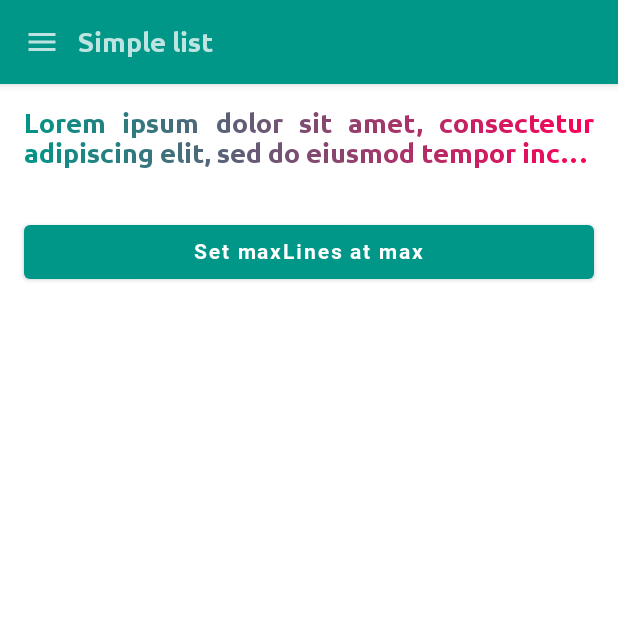
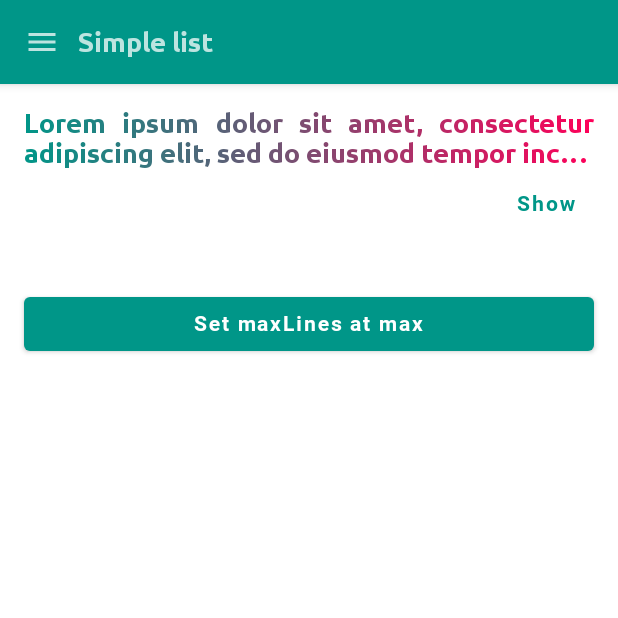
Before and after one commit to leseguin/ComposeSandBox, an Android app built with Jetpack Compose: the TextScreen screen opened through its navigation route, after a tap on "Set maxLines at 2", on a phone screen of 412 x 824 dp, the top half of it. Run offline under Robolectric (Android 15) with nearby library versions, the phone set to English and light mode, and no system bars.

Commit message:
DB-dev: Adding onTextLayout to test if the text have an overflow

```diff
--- a/app/src/main/java/fr/leane/seguin/composesandbox/ui/text/Text.kt
+++ b/app/src/main/java/fr/leane/seguin/composesandbox/ui/text/Text.kt
@@ -11,7 +11,9 @@ import androidx.compose.foundation.rememberScrollState
 import androidx.compose.foundation.verticalScroll
 import androidx.compose.material.Button
 import androidx.compose.material.Text
+import androidx.compose.material.TextButton
 import androidx.compose.runtime.*
+import androidx.compose.ui.Alignment
 import androidx.compose.ui.Modifier
 import androidx.compose.ui.graphics.Brush
 import androidx.compose.ui.res.stringResource
@@ -24,7 +26,11 @@ import fr.leane.seguin.composesandbox.R
 import fr.leane.seguin.composesandbox.ui.theme.ComposeSandBoxTheme
 
 /**
+ * Animation in compose
  * https://www.youtube.com/watch?v=0mfCbXrYBPE&list=PLWz5rJ2EKKc_L3n1j4ajHjJ6QccFUvW1u&index=7
+ *
+ * Styling text in Compose
+ * https://www.youtube.com/watch?v=_qls2CEAbxI&list=PLWz5rJ2EKKc_L3n1j4ajHjJ6QccFUvW1u&index=8
  */
 @OptIn(ExperimentalTextApi::class)
 @Composable
@@ -40,11 +46,7 @@ fun TextScreen() {
             .fillMaxSize()
             .verticalScroll(rememberScrollState())
     ) {
-        Text(
-            text = stringResource(id = R.string.lorem_ipsum),
-            style = ComposeSandBoxTheme.typography.h1.copy(
-                brush = Brush.horizontalGradient(gradient)
-            ),
+        Column(
             modifier = Modifier
                 //Add bouncing event
                 .animateContentSize(
@@ -54,10 +56,26 @@ fun TextScreen() {
                     )
                 )
                 .padding(16.dp),
-            textAlign = TextAlign.Justify,
-            overflow = TextOverflow.Ellipsis,
-            maxLines = if (isTwoLine) 2 else Int.MAX_VALUE
-        )
+            horizontalAlignment = Alignment.End
+        ) {
+            Text(
+                text = stringResource(id = R.string.lorem_ipsum),
+                style = ComposeSandBoxTheme.typography.h1.copy(
+                    brush = Brush.horizontalGradient(gradient)
+                ),
+                textAlign = TextAlign.Justify,
+                overflow = TextOverflow.Ellipsis,
+                maxLines = if (isTwoLine) 2 else Int.MAX_VALUE,
+                onTextLayout = {
+                    if (it.hasVisualOverflow) {
+                        isTwoLine = true
+                    }
+                }
+            )
+            TextButton(onClick = { isTwoLine = !isTwoLine }) {
+                Text(text = stringResource(id = if (isTwoLine) R.string.show else R.string.hide))
+            }
+        }
 
         Button(
             onClick = { isTwoLine = !isTwoLine },
--- a/app/src/main/res/values/strings.xml
+++ b/app/src/main/res/values/strings.xml
@@ -12,4 +12,6 @@
     <string name="lorem_ipsum">Lorem ipsum dolor sit amet, consectetur adipiscing elit, sed do eiusmod tempor incididunt ut labore et dolore magna aliqua. Ut enim ad minim veniam, quis nostrud exercitation ullamco laboris nisi ut aliquip ex ea commodo consequat. Duis aute irure dolor in reprehenderit in voluptate velit esse cillum dolore eu fugiat nulla pariatur. Excepteur sint occaecat cupidatat non proident, sunt in culpa qui officia deserunt mollit anim id est laborum.</string>
     <string name="set_max_line_2">Set maxLines at 2</string>
     <string name="set_max_line_undefined">Set maxLines at max</string>
+    <string name="show">Show</string>
+    <string name="hide">Hide</string>
 </resources>
```
